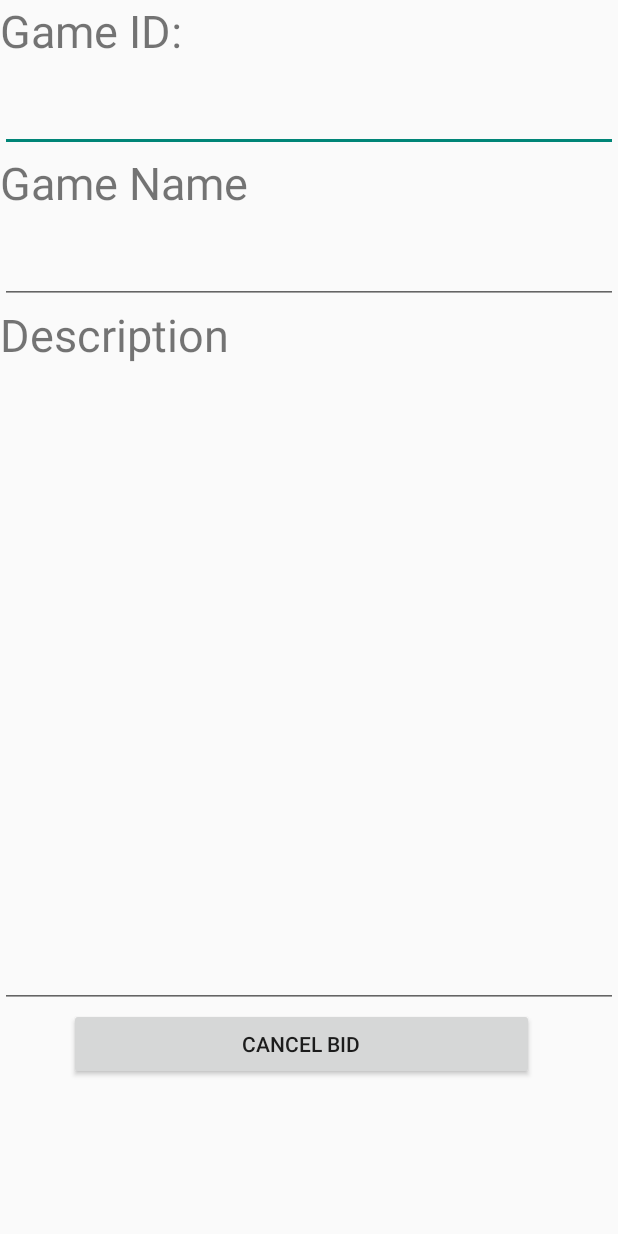
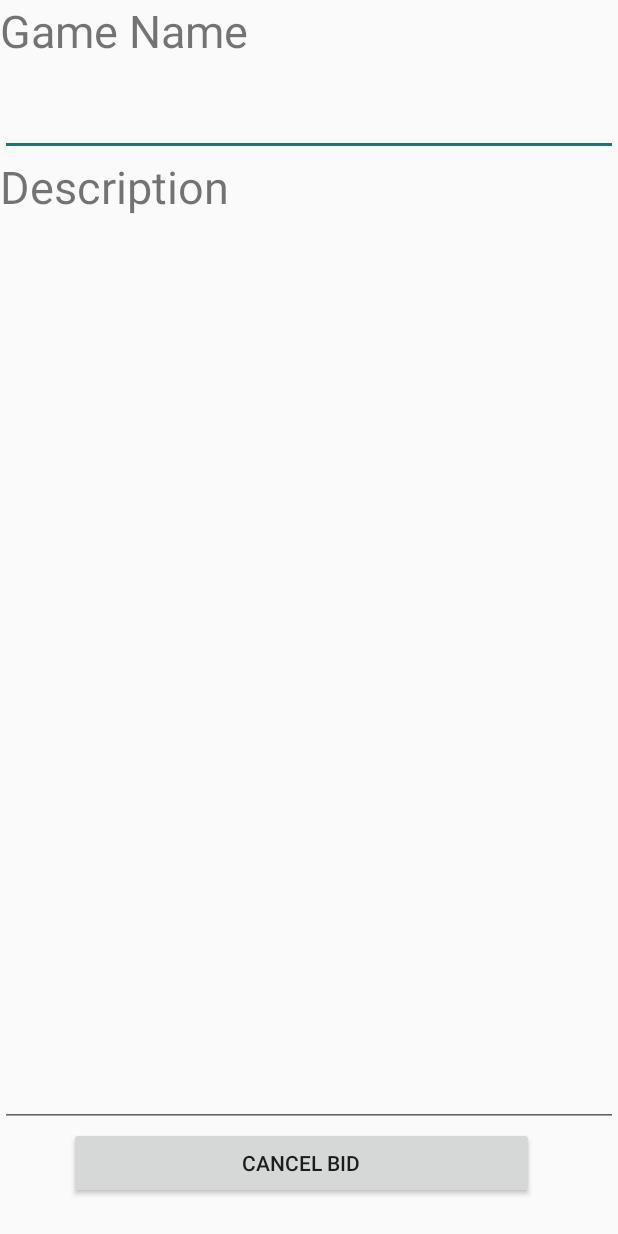
Before and after one commit to CMPUT301W16T14/GameRentals, an Android app: the layout cancel_bid.xml on its own in the app's theme, with its tools: preview values and no code run, on a phone screen of 412 x 824 dp. Run offline under Robolectric (Android 15) with nearby library versions, the phone set to English and light mode, and no system bars.

Commit message:
bid some

```diff
--- a/GameRentals/app/src/main/java/t14/com/GameRentals/BidOnActivity.java
+++ b/GameRentals/app/src/main/java/t14/com/GameRentals/BidOnActivity.java
@@ -50,6 +50,7 @@ public class BidOnActivity extends Activity {
                 Intent intent = new Intent(BidOnActivity.this, BidOnGameActivity.class);
                 intent.putExtra("gamePosition", gamePosition);
                 startActivity(intent);
+                finish();
             }
         });
     }
--- a/GameRentals/app/src/main/java/t14/com/GameRentals/BidsFragment.java
+++ b/GameRentals/app/src/main/java/t14/com/GameRentals/BidsFragment.java
@@ -29,7 +29,6 @@ public class BidsFragment  extends Fragment {
         View v = inflater.inflate(R.layout.bids, container,false);
         biddedItems = new GameList();
         currentUser = UserController.getCurrentUser();
-        biddedItems.copyRefListToGames(currentUser.getBiddedItems());
 
         biddedItemsView = (ListView)v.findViewById(R.id.biddedItemList);
 
@@ -65,6 +64,7 @@ public class BidsFragment  extends Fragment {
     public void onStart(){
         super.onStart();
         //TODO: SET THE BIDLIST TO THE ONE IN SERVER
+        biddedItems.copyRefListToGames(currentUser.getBiddedItems());
         adapter = new ArrayAdapter<Game>(getActivity().getApplicationContext(),R.layout.game_list,biddedItems.getList());
         biddedItemsView.setAdapter(adapter);
     }
--- a/GameRentals/app/src/main/res/layout/cancel_bid.xml
+++ b/GameRentals/app/src/main/res/layout/cancel_bid.xml
@@ -14,19 +14,6 @@
         android:weightSum="1">
 
         <TextView
-            android:layout_width="125dp"
-            android:layout_height="wrap_content"
-            android:text="Game ID:"
-            android:id="@+id/textView6"
-            android:textSize="30dp" />
-
-        <EditText
-            android:layout_width="match_parent"
-            android:layout_height="wrap_content"
-            android:id="@+id/editText5"
-            android:layout_weight="0.03" />
-
-        <TextView
             android:layout_width="226dp"
             android:layout_height="wrap_content"
             android:text="Game Name"
@@ -36,7 +23,7 @@
         <EditText
             android:layout_width="match_parent"
             android:layout_height="wrap_content"
-            android:id="@+id/editText6"
+            android:id="@+id/gameNameText"
             android:layout_weight="0.03" />
 
         <TextView
@@ -51,8 +38,8 @@
             android:layout_height="wrap_content"
             android:inputType="textMultiLine"
             android:ems="10"
-            android:id="@+id/editText7"
-            android:layout_weight="0.74" />
+            android:id="@+id/descriptionText"
+            android:layout_weight="0.93" />
 
         <LinearLayout
             android:orientation="horizontal"
```
Also changed, not shown: GameRentals/app/src/main/java/t14/com/GameRentals/Bid.java (+4 -5 lines), GameRentals/app/src/main/java/t14/com/GameRentals/BidList.java (+5 -2 lines), GameRentals/app/src/main/java/t14/com/GameRentals/BidOnGameActivity.java (+5 -2 lines), GameRentals/app/src/main/java/t14/com/GameRentals/CancelBidActivity.java (+16 -2 lines), GameRentals/app/src/main/java/t14/com/GameRentals/ElasticSearchUsersController.java (+43 -0 lines), GameRentals/app/src/main/java/t14/com/GameRentals/ViewBidActivity.java (+19 -2 lines).
